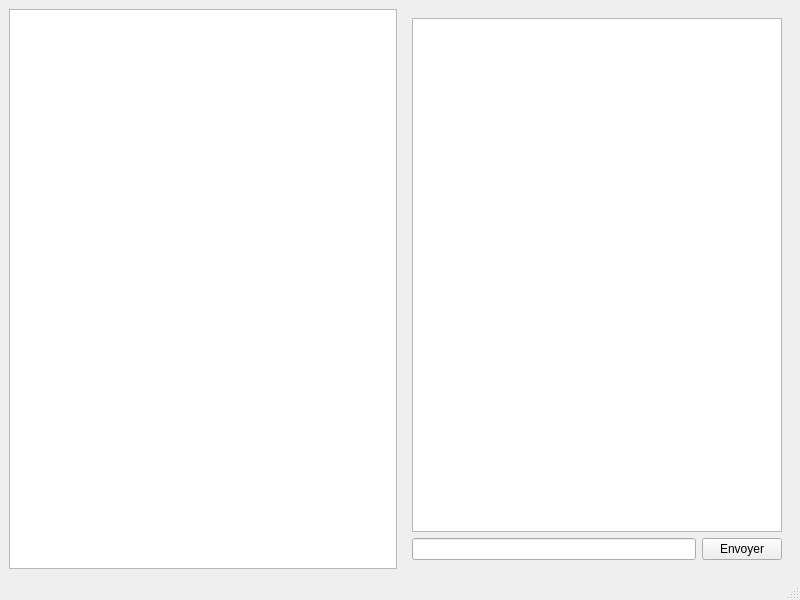
Old version of the form uimessages.ui in the repository TURKEYSTAR/Bank.
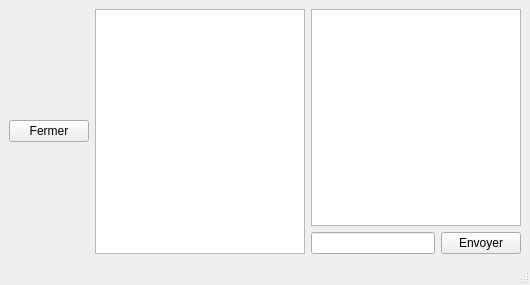
New version of the form.

What changed in the file:
```diff
--- a/uimessages.ui
+++ b/uimessages.ui
@@ -6,8 +6,8 @@
    <rect>
     <x>0</x>
     <y>0</y>
-    <width>800</width>
-    <height>600</height>
+    <width>530</width>
+    <height>285</height>
    </rect>
   </property>
   <property name="windowTitle">
@@ -18,18 +18,19 @@
 
     <!-- Liste des utilisateurs -->
     <item>
-     <widget class="QListWidget" name="userList">
-      <property name="minimumWidth">
-       <number>200</number>
+     <widget class="QPushButton" name="pushButtonFermer">
+      <property name="text">
+       <string>Fermer</string>
       </property>
      </widget>
     </item>
 
     <!-- Zone de messages -->
     <item>
-     <widget class="QWidget" name="messageArea">
+     <widget class="QListWidget" name="userList"/>
+    </item>
+    <item>
       <layout class="QVBoxLayout" name="messageLayout">
-
        <item>
         <widget class="QTextEdit" name="messageDisplay">
          <property name="readOnly">
@@ -52,11 +53,8 @@
          </item>
         </layout>
        </item>
-
-      </layout>
-     </widget>
+     </layout>
     </item>
-
    </layout>
   </widget>
   <widget class="QMenuBar" name="menubar"/>
```
Left out of the diff: 20 changed lines with no effect on the pictures. Lines whose indentation alone changed are shown as unchanged.
